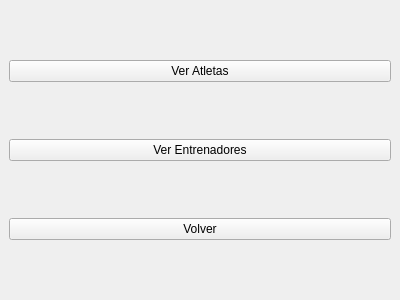
danielreynaa/TrabajoPowerGym, file src/Vista/Ui/VistaTipoUsuarios.ui: the form before one commit.
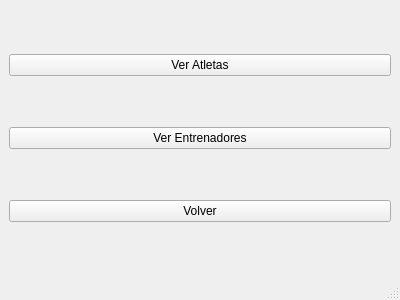
The form after the commit.

```diff
--- a/src/Vista/Ui/VistaTipoUsuarios.ui
+++ b/src/Vista/Ui/VistaTipoUsuarios.ui
@@ -25,6 +25,7 @@
     </item>
    </layout>
   </widget>
+  <widget class="QStatusBar" name="statusbar"/>
  </widget>
  <resources/>
  <connections/>
```
Left out of the diff: 23 changed lines with no effect on the pictures.
